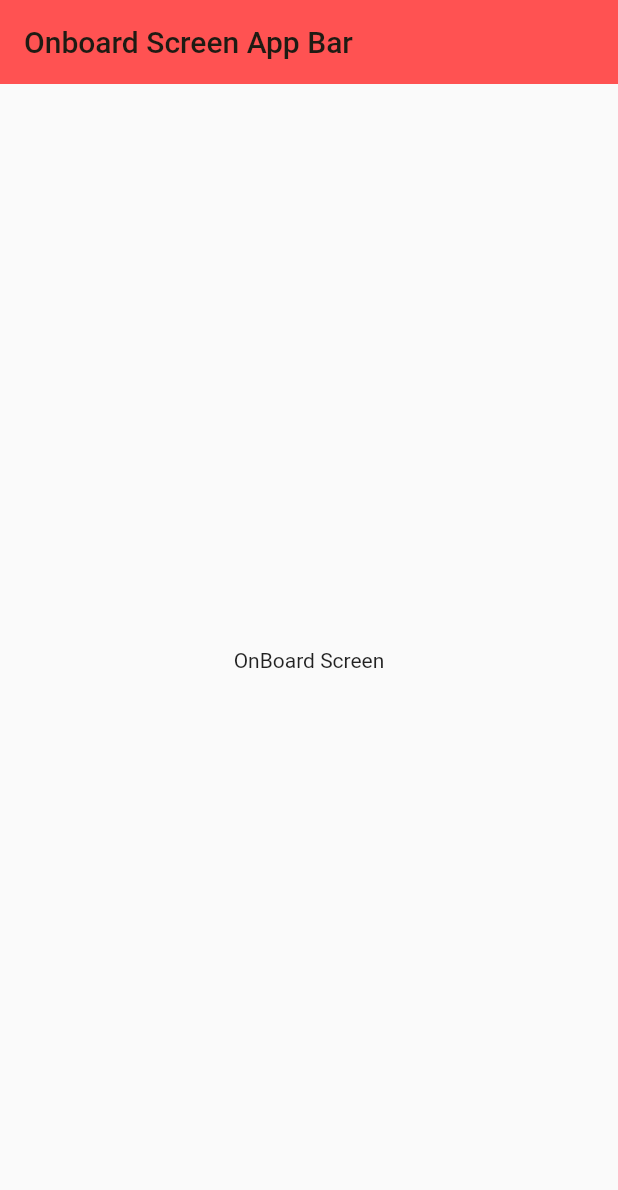
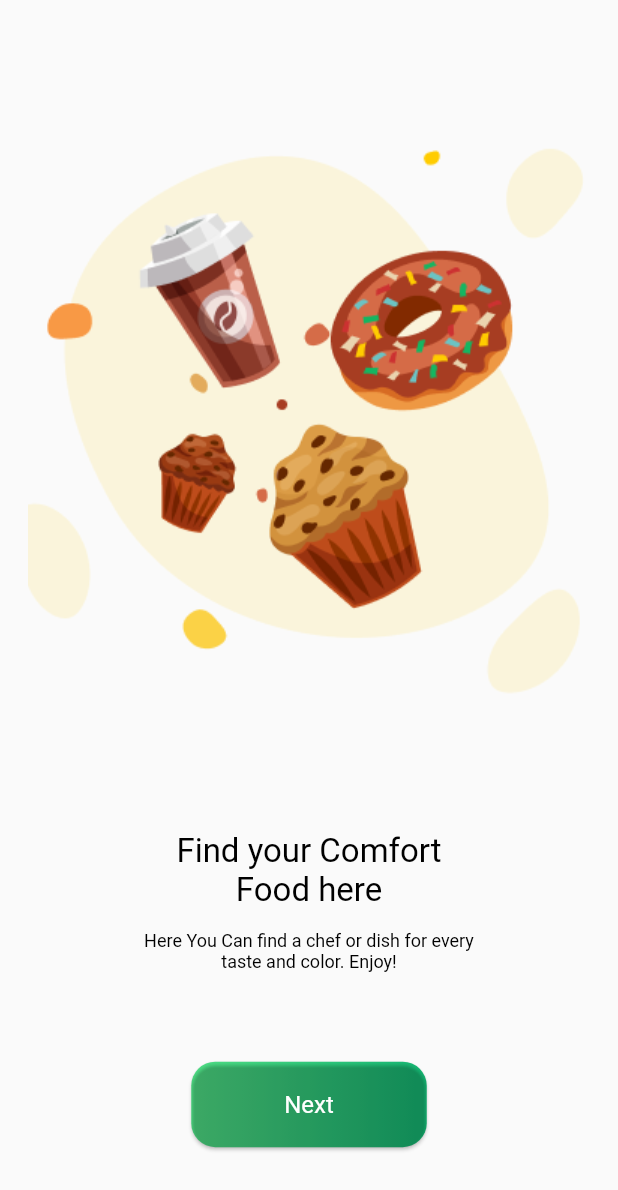
Before and after one commit to quocbao238/Flutter-NinjaFood-Restaurant, a Flutter app: the OnboardScreen screen opened by its route, on a phone screen of 412 x 824 dp. Shown: the top 1190 px of the screen. Run offline on Flutter 3.47's test engine with Material 2 defaults, Android fonts, the phone set to English and light mode, and no system bars; our stand-ins replace animated_splash_screen, flutter_riverpod, fpdart, freezed_annotation, go_router, page_transition and 3 more; accounts and stored records are empty; statements that could not run were skipped.

Commit message:
UI-Onboarding

```diff
--- /dev/null
+++ b/lib/features/onboard/model/onboard.dart
@@ -0,0 +1,23 @@
+class Onboard {
+  final String image, title, description;
+
+  Onboard({
+    required this.image,
+    required this.title,
+    required this.description,
+  });
+}
+
+final List<Onboard> onboardData = [
+  Onboard(
+    image: 'assets/images/onboarding1.png',
+    title: 'Find your Comfort \nFood here \n',
+    description:
+        '\nHere You Can find a chef or dish for every \ntaste and color. Enjoy!',
+  ),
+  Onboard(
+    image: 'assets/images/onboarding2.png',
+    title: 'Food Ninja is Where Your \nComfort Food Lives \n',
+    description: '\nEnjoy a fast and smooth food delivery at \nyour doorstep',
+  ),
+];
--- /dev/null
+++ b/lib/features/onboard/presentation/body_onboarding.dart
@@ -0,0 +1,101 @@
+import 'package:flutter/material.dart';
+import 'package:ninjafood/features/onboard/model/onboard.dart';
+
+class Onboarding extends StatefulWidget {
+  const Onboarding({
+    super.key,
+  });
+
+  @override
+  State<Onboarding> createState() => _OnboardingState();
+}
+
+class _OnboardingState extends State<Onboarding> {
+  List<Onboard> onboard = onboardData;
+  late PageController _pageController;
+
+  @override
+  void initState() {
+    _pageController = PageController(initialPage: 0);
+    super.initState();
+  }
+
+  @override
+  void dispose() {
+    _pageController.dispose();
+    super.dispose();
+  }
+
+  @override
+  Widget build(BuildContext context) {
+    return PageView.builder(
+      itemCount: onboard.length,
+      controller: _pageController,
+      itemBuilder: (context, index) {
+        final onboarding = onboard[index];
+        return Column(
+          mainAxisAlignment: MainAxisAlignment.spaceEvenly,
+          children: [
+            Image.asset(onboarding.image),
+            RichText(
+              textAlign: TextAlign.center,
+              text: TextSpan(
+                text: onboarding.title,
+                style: TextStyle(
+                  color: Colors.black,
+                  fontWeight: FontWeight.w400,
+                  fontSize: 22,
+                ),
+                children: [
+                  TextSpan(
+                    text: onboarding.description,
+                    style: TextStyle(
+                      color: Colors.black,
+                      fontWeight: FontWeight.w400,
+                      fontSize: 12,
+                    ),
+                  ),
+                ],
+              ),
+            ),
+            Container(
+              height: 57,
+              width: 157,
+              decoration: BoxDecoration(
+                borderRadius: BorderRadius.circular(16),
+                gradient: LinearGradient(
+                  colors: [
+                    Color(0xff53E88B),
+                    Color(0xff15BE77),
+                  ],
+                ),
+              ),
+              child: ElevatedButton(
+                onPressed: () {
+                  _pageController.nextPage(
+                    duration: Duration(milliseconds: 500),
+                    curve: Curves.ease,
+                  );
+                },
+                child: Text(
+                  'Next',
+                  style: TextStyle(
+                    color: Colors.white,
+                    fontSize: 16,
+                    fontWeight: FontWeight.w400,
+                  ),
+                ),
+                style: ElevatedButton.styleFrom(
+                  backgroundColor: Colors.transparent,
+                  shape: RoundedRectangleBorder(
+                    borderRadius: BorderRadius.circular(16),
+                  ),
+                ),
+              ),
+            ),
+          ],
+        );
+      },
+    );
+  }
+}
--- a/lib/features/onboard/presentation/onboard_screen.dart
+++ b/lib/features/onboard/presentation/onboard_screen.dart
@@ -1,8 +1,8 @@
-
+import 'package:animated_splash_screen/animated_splash_screen.dart';
 import 'package:flutter/material.dart';
-
-
-
+import 'package:ninjafood/features/onboard/presentation/body_onboarding.dart';
+import 'package:ninjafood/features/onboard/presentation/splash_widget.dart';
+import 'package:page_transition/page_transition.dart';
 
 class OnboardScreen extends StatelessWidget {
   static const String route = 'onboardScreen';
@@ -10,14 +10,16 @@ class OnboardScreen extends StatelessWidget {
 
   @override
   Widget build(BuildContext context) {
-    return  Scaffold(
-      appBar: AppBar(
-        backgroundColor: Colors.redAccent,
-        title: Text('Onboard Screen App Bar'),
-      ),
-      body: Center(
-        child: Text('OnBoard Screen'),
-      ),
+    return Scaffold(
+      // body: AnimatedSplashScreen(
+      //   splash: SplashWidget(),
+      //   splashTransition: SplashTransition.fadeTransition,
+      //   pageTransitionType: PageTransitionType.fade,
+      //   splashIconSize: double.infinity,
+      //   duration: 1000,
+      //   nextScreen: Onboarding(),
+      // ),
+      body: Onboarding(),
     );
   }
 }
```
Also changed, not shown: lib/features/example/presentation/screens/example_screen.dart (+12 -18 lines), lib/features/onboard/presentation/splash_widget.dart (added, +31 -0 lines), pubspec.yaml (+9 -0 lines), assets/fonts/BentonSansBold.otf (added), assets/images/Logo.png (added), assets/images/onboarding1.png (added), assets/images/onboarding2.png (added), assets/images/splash.png (added), pubspec.lock, 2 other files.
